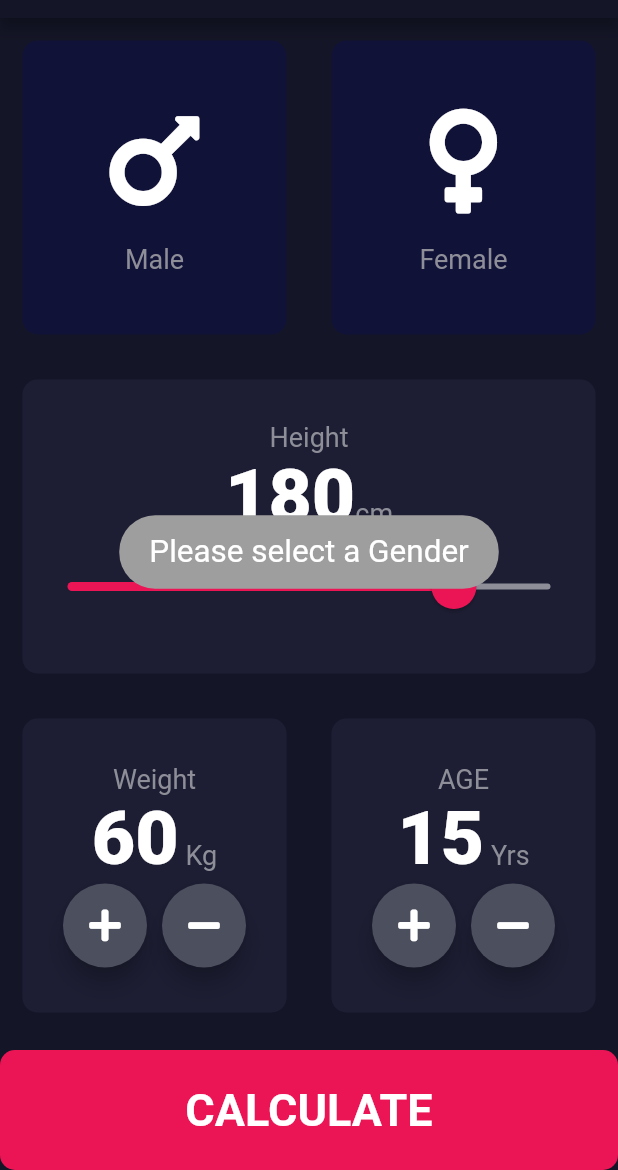
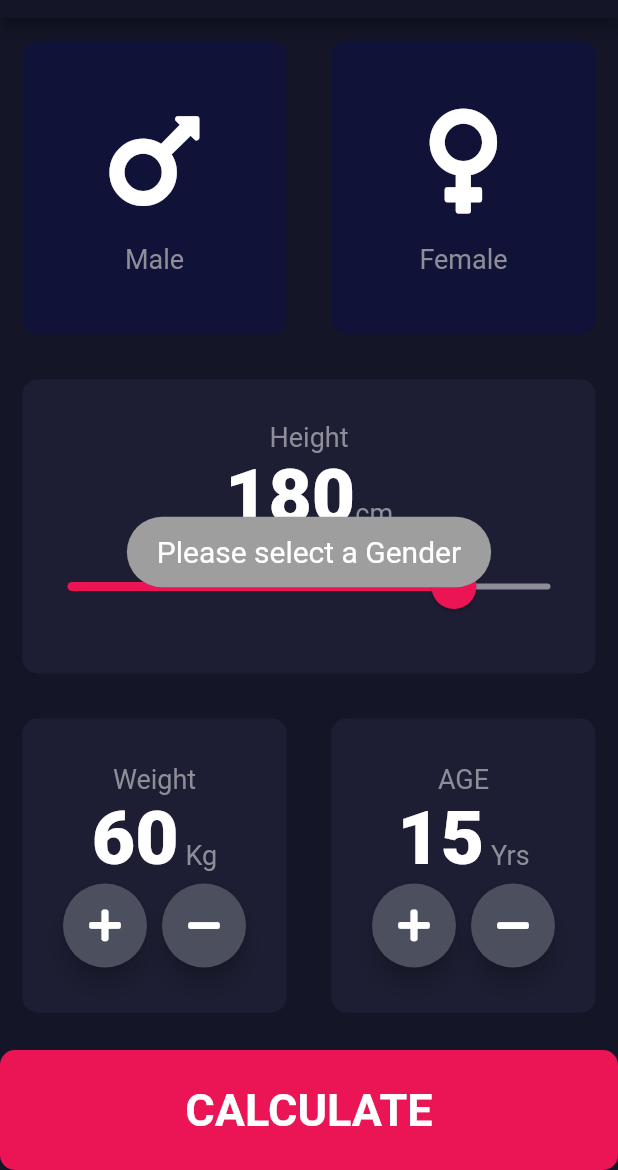
Before and after one commit to Nimishk07/BMI-Calculator, a Flutter app: the screen it shows after launch, after a tap on "CALCULATE", on a phone screen of 412 x 824 dp, the part 66-1236 px from its top. Run offline on Flutter 3.47's test engine with Material 2 defaults, Android fonts, the phone set to English and light mode, and no system bars; our stand-ins replace fluttertoast, font_awesome_flutter.

Commit message:
bugs fixed

```diff
--- a/lib/input_page.dart
+++ b/lib/input_page.dart
@@ -332,7 +332,7 @@ class _InputPageState extends State<InputPage> {
                     timeInSecForIosWeb: 1,
                     backgroundColor: Colors.grey,
                     textColor: Colors.white,
-                    fontSize: 21.0);
+                    fontSize: 20.0);
               } else {
                 calculator cal = calculator(height: height, weight: weight);
                 Navigator.push(
```
